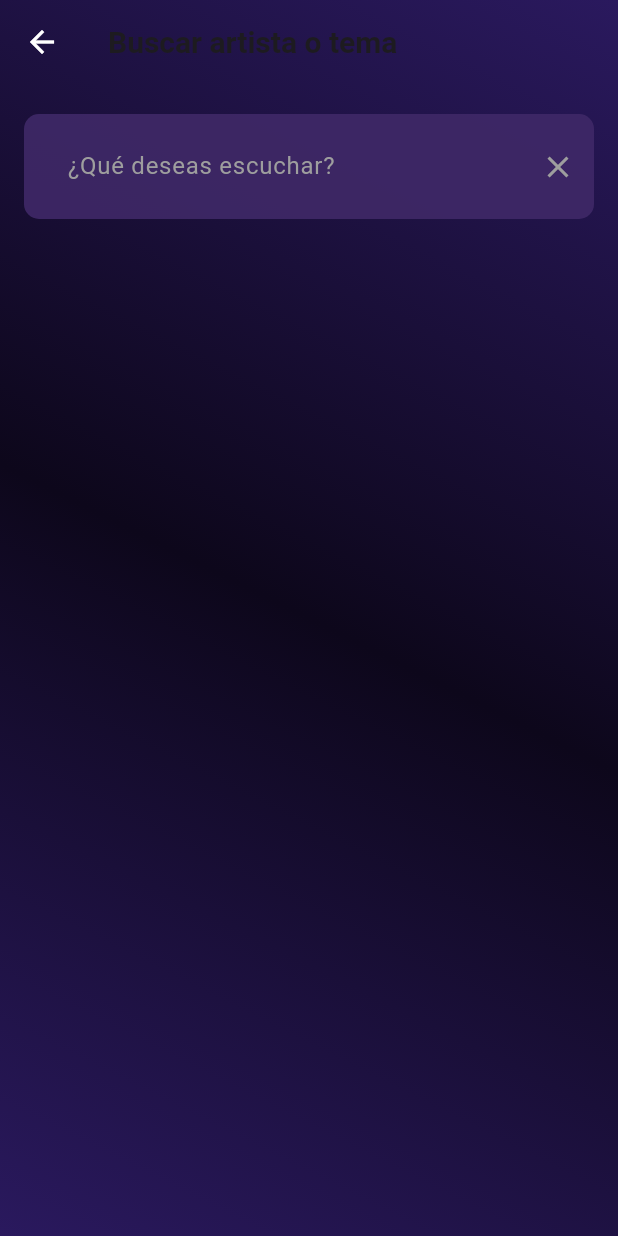
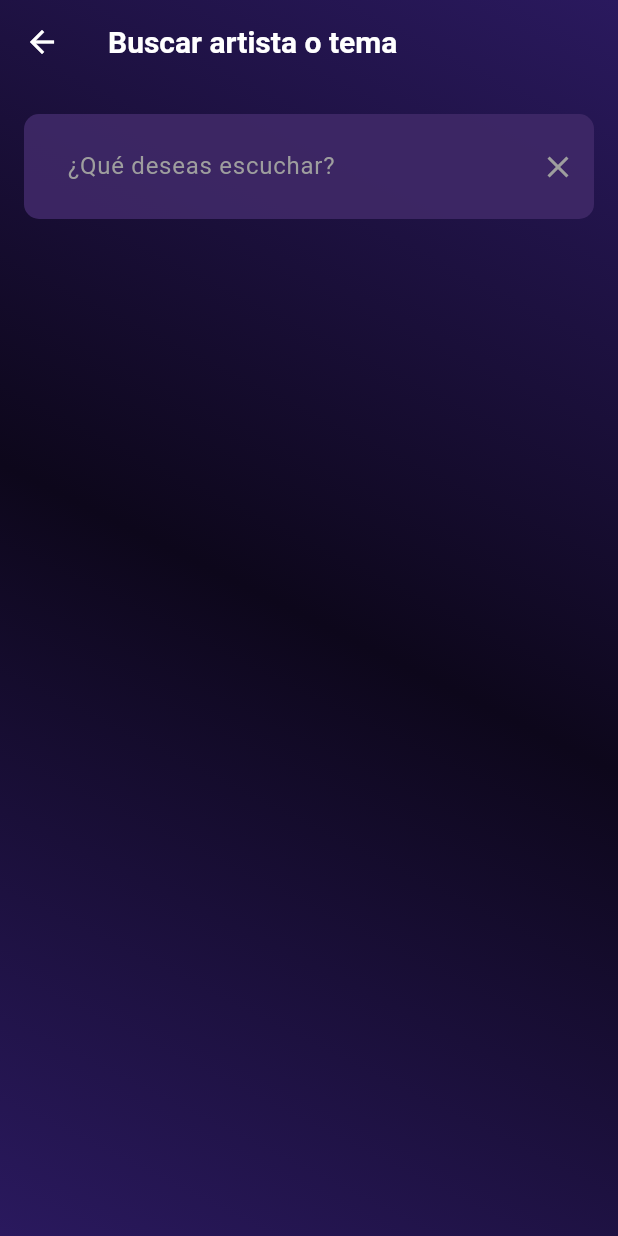
Before and after one commit to Geeks-ucab-streaming/streaming_front_app, a Flutter app: the SearchPage screen opened directly, on a phone screen of 412 x 824 dp. Run offline on Flutter 3.47's test engine with Material 2 defaults, Android fonts, the phone set to English and light mode, and no system bars; our stand-ins replace carousel_slider, equatable; network calls fail.

Commit message:
add search_page to dummy
  - and bug fixes in search_page

```diff
--- a/lib/config/routes/app_routes.dart
+++ b/lib/config/routes/app_routes.dart
@@ -1,5 +1,6 @@
 import 'package:flutter/material.dart';
 
+import '../../features/multimedia_related/presentation/pages/search_page.dart';
 import '../../features/multimedia_related/presentation/pages/artist_view.dart';
 import '../../features/multimedia_related/presentation/pages/home_page.dart';
 import '../../features/user_related/presentation/pages/iniciar_sesion.dart';
@@ -17,6 +18,7 @@ class AppRoutes {
       '/perfil': (context) => const ProfilePage(),
       '/home': (context) => const HomePage(),
       '/artist': (context) => const ArtistView(title: 'Artist'),
+      '/search': (context) => const SearchPage(),
     };
   }
 }
--- a/lib/features/multimedia_related/presentation/pages/home_page.dart
+++ b/lib/features/multimedia_related/presentation/pages/home_page.dart
@@ -116,7 +116,9 @@ class _HomePageState extends State<HomePage> {
                       IconButton(
                         icon: const Icon(Icons.search),
                         color: Colors.white,
-                        onPressed: () {},
+                        onPressed: () {
+                          Navigator.pushNamed(context, '/search');
+                        },
                       ),
                       PopupMenuButton<int>(
                         onSelected: (item) => handleClick(item, context),
--- a/lib/features/multimedia_related/presentation/pages/search_page.dart
+++ b/lib/features/multimedia_related/presentation/pages/search_page.dart
@@ -21,6 +21,7 @@ class _SearchPageState extends State<SearchPage> {
   @override
   Widget build(BuildContext context) {
     return Scaffold(
+      resizeToAvoidBottomInset: false,
       body: Container(
         decoration: const BoxDecoration(
           gradient: LinearGradient(
@@ -39,21 +40,16 @@ class _SearchPageState extends State<SearchPage> {
               child: AppBar(
                 backgroundColor: Colors.transparent,
                 elevation: 0,
+                leading: const BackButton(
+                  color: Colors.white,
+                ),
                 title: const Text(
                   'Buscar artista o tema ',
                   style: TextStyle(
                     fontSize: 20,
                     fontWeight: FontWeight.bold,
-                  ),
-                ),
-                leading: IconButton(
-                  icon: Icon(
-                    Icons.arrow_back,
                     color: Colors.white,
                   ),
-                  onPressed: () {
-                    // Add your logic here to handle the back button press
-                  },
                 ),
               ),
             ),
```
